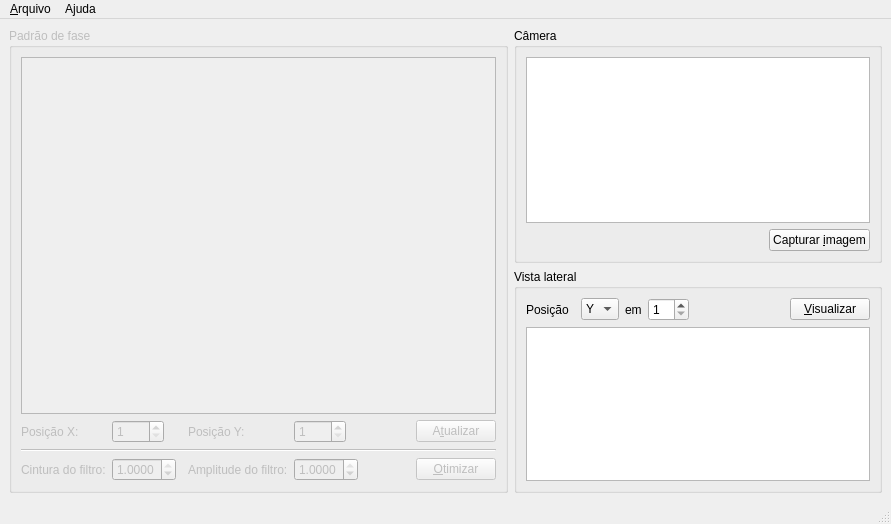
The window that mainwindow.ui (airtonrampim/PhaseOptimizer) describes before a commit, drawn with Qt 5.
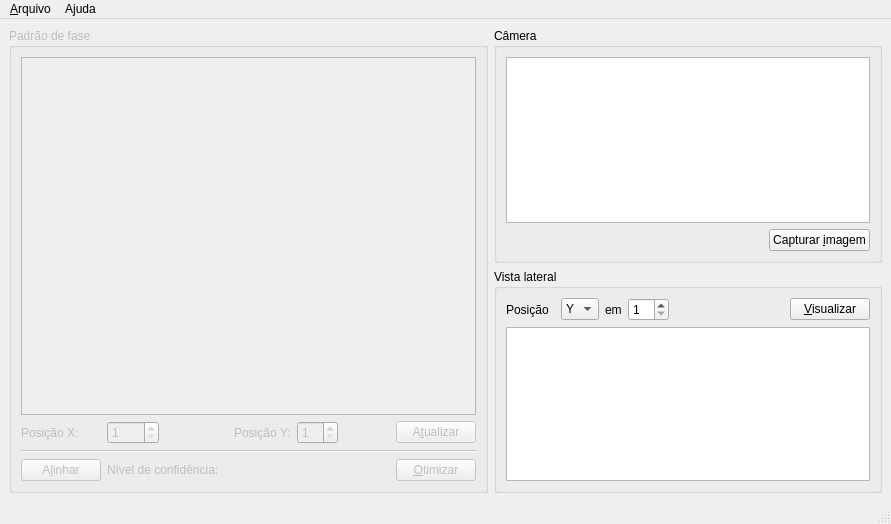
The same window after the commit.

Commit message: Mudanças a serem submetidas: 	modified:   PhaseOptimizer.py 	modified:   mainwindow.py 	modified:   mainwindow.ui 	modified:   optimize.py

What changed in the file:
```diff
--- a/mainwindow.ui
+++ b/mainwindow.ui
@@ -163,13 +163,6 @@
          </property>
         </widget>
        </item>
-       <item row="6" column="0">
-        <widget class="QLabel" name="lblW">
-         <property name="text">
-          <string>Cintura do filtro:</string>
-         </property>
-        </widget>
-       </item>
        <item row="6" column="5">
         <spacer name="horizontalSpacer_2">
          <property name="orientation">
@@ -202,13 +195,6 @@
          </property>
         </widget>
        </item>
-       <item row="6" column="3">
-        <widget class="QLabel" name="lblA">
-         <property name="text">
-          <string>Amplitude do filtro:</string>
-         </property>
-        </widget>
-       </item>
        <item row="1" column="5">
         <spacer name="horizontalSpacer">
          <property name="orientation">
@@ -229,28 +215,6 @@
          </property>
         </widget>
        </item>
-       <item row="6" column="1">
-        <widget class="QDoubleSpinBox" name="dsbW">
-         <property name="maximumSize">
-          <size>
-           <width>71</width>
-           <height>32</height>
-          </size>
-         </property>
-         <property name="toolTip">
-          <string>&lt;html&gt;&lt;head/&gt;&lt;body&gt;&lt;p&gt;Tamanho da cintura do feixe gaussiano inverso&lt;/p&gt;&lt;/body&gt;&lt;/html&gt;</string>
-         </property>
-         <property name="decimals">
-          <number>4</number>
-         </property>
-         <property name="maximum">
-          <double>1.000000000000000</double>
-         </property>
-         <property name="value">
-          <double>1.000000000000000</double>
-         </property>
-        </widget>
-       </item>
        <item row="1" column="0">
         <widget class="QLabel" name="lblX">
          <property name="text">
@@ -265,31 +229,6 @@
          </property>
         </widget>
        </item>
-       <item row="6" column="4">
-        <widget class="QDoubleSpinBox" name="dsbA">
-         <property name="maximumSize">
-          <size>
-           <width>71</width>
-           <height>32</height>
-          </size>
-         </property>
-         <property name="toolTip">
-          <string>&lt;html&gt;&lt;head/&gt;&lt;body&gt;&lt;p&gt;Amplitude unitária máxima do feixe gaussiano inverso&lt;/p&gt;&lt;/body&gt;&lt;/html&gt;</string>
-         </property>
-         <property name="decimals">
-          <number>4</number>
-         </property>
-         <property name="maximum">
-          <double>1.000000000000000</double>
-         </property>
-         <property name="singleStep">
-          <double>0.010000000000000</double>
-         </property>
-         <property name="value">
-          <double>1.000000000000000</double>
-         </property>
-        </widget>
-       </item>
        <item row="1" column="3">
         <widget class="QLabel" name="lblY">
          <property name="text">
@@ -316,6 +255,20 @@
          </property>
         </widget>
        </item>
+       <item row="6" column="0">
+        <widget class="QPushButton" name="pbAlign">
+         <property name="text">
+          <string>A&amp;linhar</string>
+         </property>
+        </widget>
+       </item>
+       <item row="6" column="1">
+        <widget class="QLabel" name="lblConfidence">
+         <property name="text">
+          <string>Nível de confidência: </string>
+         </property>
+        </widget>
+       </item>
       </layout>
      </widget>
     </item>
```
The commit also changes 3 other files.
